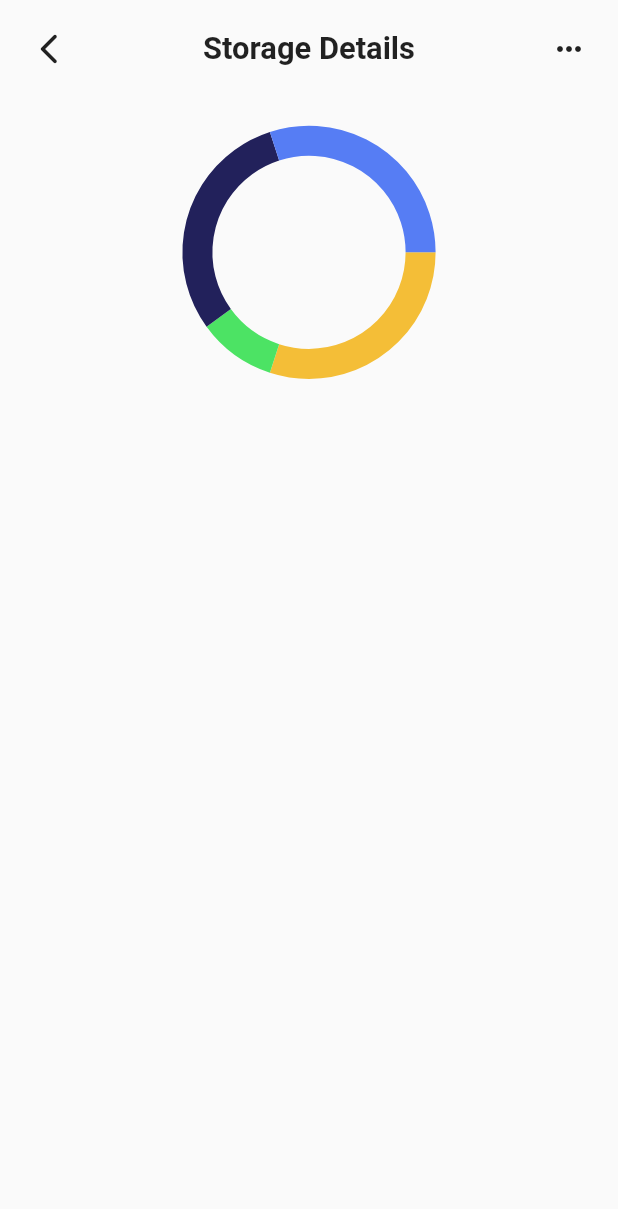
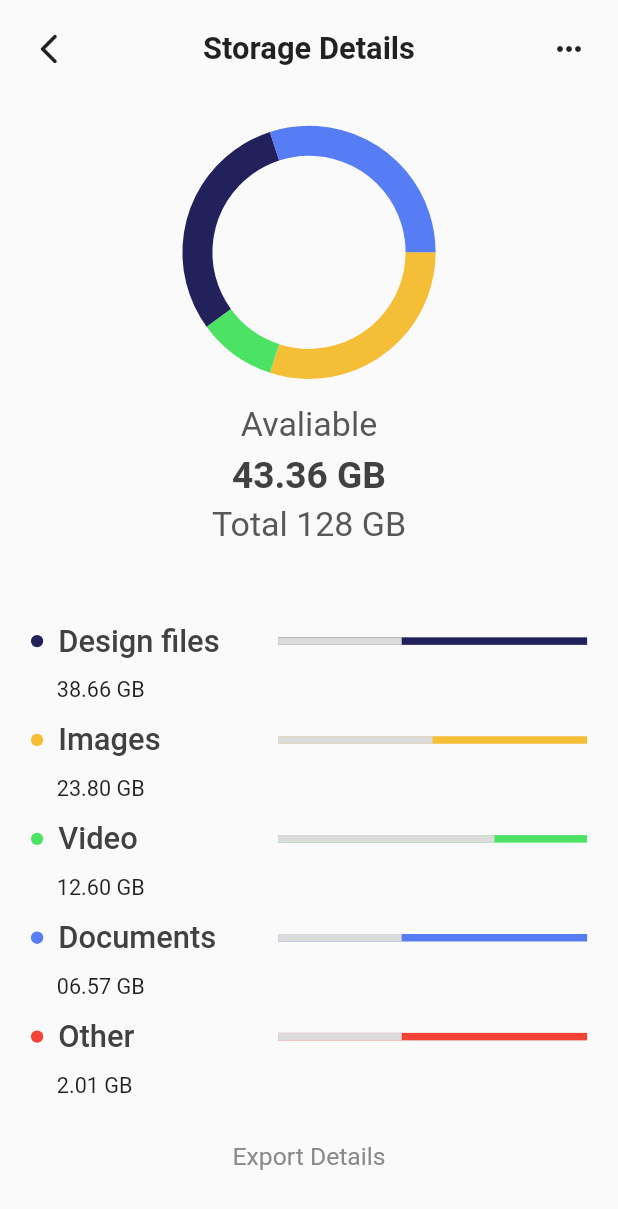
Before and after one commit to ArpitSahu01/UI_Designs, a Flutter app: the screen it shows after launch, on a phone screen of 412 x 824 dp. Shown: the top 1209 px of the screen. Run offline on Flutter 3.47's test engine with Material 2 defaults, Android fonts, the phone set to English and light mode, and no system bars; drawn by our look-alikes of pie_chart; our stand-ins replace flutter_svg, google_fonts; Roboto replaces fonts that are missing (Questrial).

Commit message:
compleated storage details page

```diff
--- a/lib/screens/storage_detail_screen.dart
+++ b/lib/screens/storage_detail_screen.dart
@@ -59,6 +59,50 @@ class StorageDetailScreen extends StatelessWidget {
                     colorList: colorList,
                   ),
                 ),
+                SizedBox(height: SizeConfig.blockSizeVertical!*2,),
+                SizedBox(
+                  height: SizeConfig.blockSizeVertical!*12,
+                  child: Column(
+                    mainAxisAlignment: MainAxisAlignment.spaceAround,
+                    children: [
+                      Text(
+                        "Avaliable",
+                        style: kQuestrialRegular.copyWith(
+                          fontSize: SizeConfig.blockSizeHorizontal !*5.5,
+                          color: kTextColorLightBlack,
+                        ),
+                      ),
+                      Text(
+                        "43.36 GB",
+                        style: kQuestrialBold.copyWith(
+                          color: kTextColorBlack,
+                          fontSize: SizeConfig.blockSizeHorizontal !*6,
+                        ),
+                      ),
+                      Text(
+                        "Total 128 GB",
+                        style: kQuestrialRegular.copyWith(
+                          color: kTextColorLightBlack,
+                          fontSize: SizeConfig.blockSizeHorizontal !*5.5,
+                        ),
+                      ),
+                    ],
+                  ),
+                ),
+                SizedBox(height: SizeConfig.blockSizeVertical!*5,),
+                Indicator(title: "Design files", data: "38.66 GB", dotColor: kPieBlue, indicatorColor: kPieBlue,value: 0.6,),
+                Indicator(title: "Images", data: "23.80 GB", dotColor: kPieYellow, indicatorColor: kPieYellow,value: 0.5,),
+                Indicator(title: "Video", data: "12.60 GB", dotColor: kPieGreen, indicatorColor: kPieGreen,value: 0.3,),
+                Indicator(title: "Documents", data: "06.57 GB", dotColor: kPieLightBlue, indicatorColor: kPieLightBlue,value: 0.6,),
+                Indicator(title: "Other", data: "2.01 GB", dotColor: Colors.red, indicatorColor: Colors.red,value: 0.6,),
+                SizedBox(height: SizeConfig.blockSizeVertical!*3,),
+                Text(
+                  "Export Details",
+                  style: kQuestrialRegular.copyWith(
+                    fontSize: SizeConfig.blockSizeHorizontal! * 4,
+                    color: kTextColorGrey,
+                  ),
+                ),
               ],
             ),
           ),
@@ -67,3 +111,64 @@ class StorageDetailScreen extends StatelessWidget {
     );
   }
 }
+
+class Indicator extends StatelessWidget {
+
+  String title;
+  String data;
+  double value;
+  Color dotColor;
+  Color indicatorColor;
+
+  Indicator({Key? key,required this.title,required this.data,required this.dotColor,required this.indicatorColor,required this.value}) : super(key: key);
+
+  @override
+  Widget build(BuildContext context) {
+    return Container(
+      // color: Colors.red,
+      height: SizeConfig.blockSizeVertical!*8,
+      padding: EdgeInsets.symmetric(vertical: SizeConfig.blockSizeVertical!*1),
+      child: Column(
+        crossAxisAlignment: CrossAxisAlignment.start,
+        children: [
+          Row(
+            mainAxisAlignment: MainAxisAlignment.spaceBetween,
+            children: [
+              Container(
+                width: SizeConfig.blockSizeHorizontal!*2,
+                height: SizeConfig.blockSizeHorizontal!*2,
+                decoration: BoxDecoration(
+                  shape: BoxShape.circle,
+                  color: dotColor,
+                ),
+              ),
+              SizedBox(width: 10,),
+              Text(title,style: kQuestrialMedium.copyWith(
+                fontSize: SizeConfig.blockSizeHorizontal!*5,
+                color: kTextColorBlack,
+              ),),
+              Spacer(
+              ),
+              Container(
+                width: SizeConfig.blockSizeHorizontal!*50,
+                child: LinearProgressIndicator(
+                  backgroundColor: indicatorColor,
+                  color: kIndicatorbg,
+                  value: 1-value,
+                  minHeight: 5,
+                ),
+              ),
+            ],
+          ),
+          SizedBox(height: SizeConfig.blockSizeVertical!*1.5,),
+          Padding(
+            padding: EdgeInsets.symmetric(horizontal: SizeConfig.blockSizeHorizontal!*4.2,),
+            child: Text(data,style: kQuestrialRegular.copyWith(
+              fontSize: SizeConfig.blockSizeHorizontal!*3.5,
+            ),),
+          ),
+        ],
+      ),
+    );
+  }
+}
--- a/lib/utils/app_styles.dart
+++ b/lib/utils/app_styles.dart
@@ -19,11 +19,15 @@ const kLightRed = Color(0xffFEEEEE);
 const kLightGreen = Color(0xffF0FFFF);
 
 const kTextColorGrey = Color(0xff898989);
+const kTextColorBlack  = Color(0xff414141);
+const kTextColorLightBlack = Color(0xff585757);
 
 const kPieBlue = Color(0xff22215B);
 const kPieLightBlue = Color(0xff567DF4);
 const kPieYellow = Color(0xffF4BE37);
 const kPieGreen = Color(0xff4CE364);
+
+const kIndicatorbg = Color(0xffDBDBDB);
 
 final double kPaddigHorizontal = SizeConfig.blockSizeHorizontal! *6;
 final double kPaddingVertical = SizeConfig.blockSizeVertical! * 4;
```
